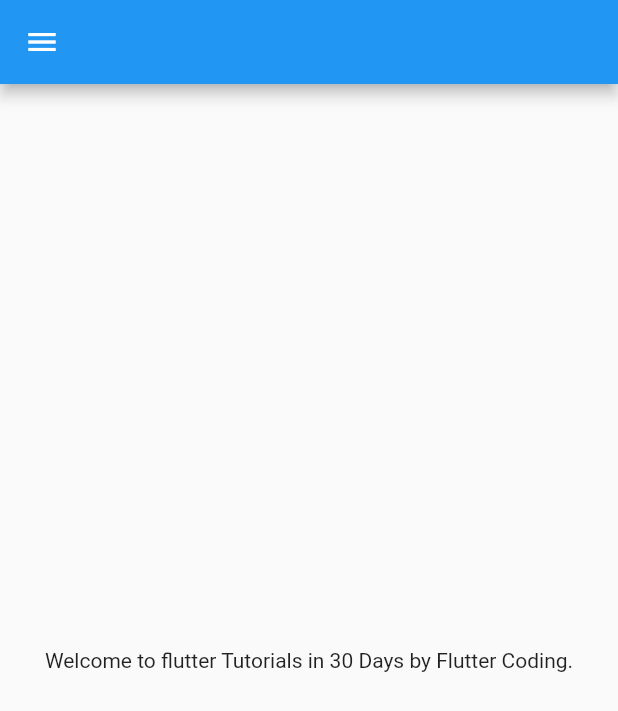
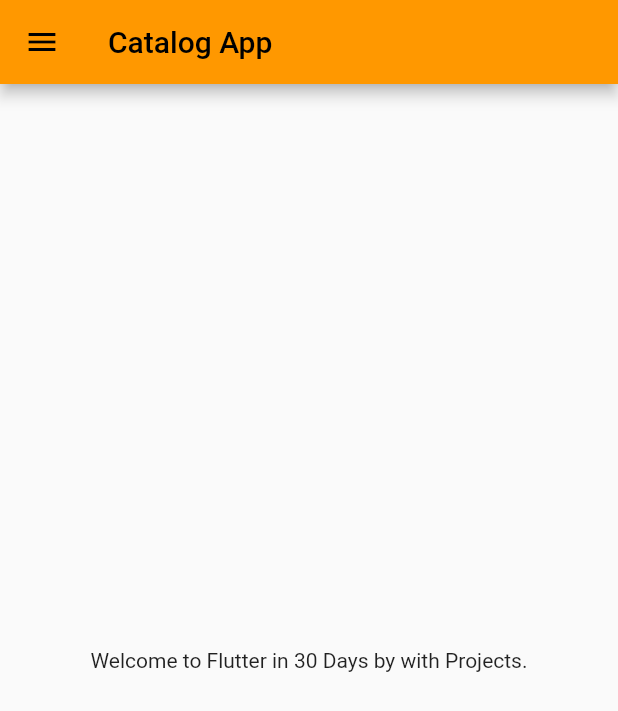
Before and after one commit to lalit2095/30DayFlutterTutes, a Flutter app: the screen it shows after launch, on a phone screen of 412 x 824 dp. Shown: the top 711 px of the screen. Run offline on Flutter 3.47's test engine with Material 2 defaults, Android fonts, the phone set to English and light mode, and no system bars.

Commit message:
day-3 commit

```diff
--- a/lib/main.dart
+++ b/lib/main.dart
@@ -1,5 +1,6 @@
 import 'package:flutter/material.dart';
-import 'package:flutter_application_demo/home_page.dart';
+import 'package:flutter_application_demo/pages/home_page.dart';
+import 'package:flutter_application_demo/pages/login_page.dart';
 
 void main() => runApp(MyApp());
 
@@ -7,7 +8,16 @@ class MyApp extends StatelessWidget {
   @override
   Widget build(BuildContext context) {
     return MaterialApp(
-      home: HomePage(),
+      // home: HomePage(),
+      themeMode: ThemeMode.light,
+      theme: ThemeData(primarySwatch: Colors.orange),
+      darkTheme: ThemeData(brightness: Brightness.dark),
+      initialRoute: "/home",
+      routes: {
+        "/": (context) => LoginPage(),
+        "/home": (context) => HomePage(),
+        "/login": (context) => LoginPage(),
+      },
     );
   }
 }
--- a/lib/home_page.dart
+++ b/lib/pages/home_page.dart
@@ -2,15 +2,17 @@ import 'package:flutter/material.dart';
 
 class HomePage extends StatelessWidget {
   final int days = 30;
-  final String name = "Flutter Coding";
+  final String name = "with Projects";
 
   @override
   Widget build(BuildContext context) {
     return Scaffold(
-      appBar: AppBar(),
+      appBar: AppBar(
+        title: Text("Catalog App"),
+      ),
       body: Center(
         child: Container(
-          child: Text("Welcome to flutter Tutorials in $days Days by $name."),
+          child: Text("Welcome to Flutter in $days Days by $name."),
         ),
       ),
       drawer: Drawer(),
```
Also changed, not shown: lib/pages/login_page.dart (added, +19 -0 lines).
